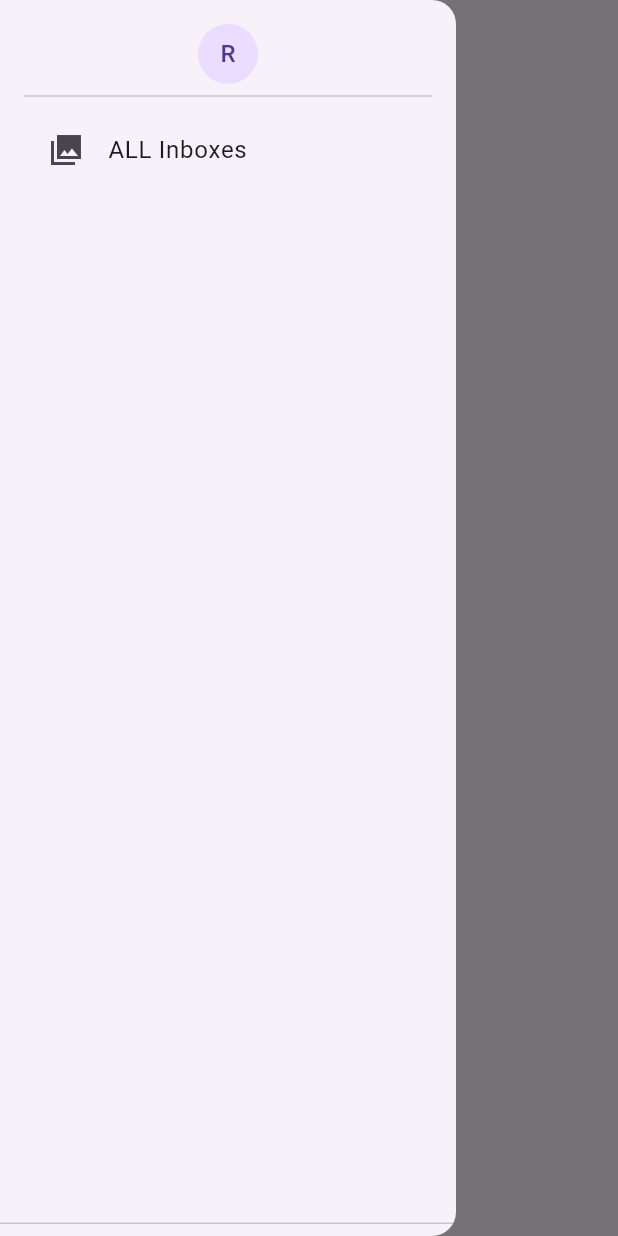
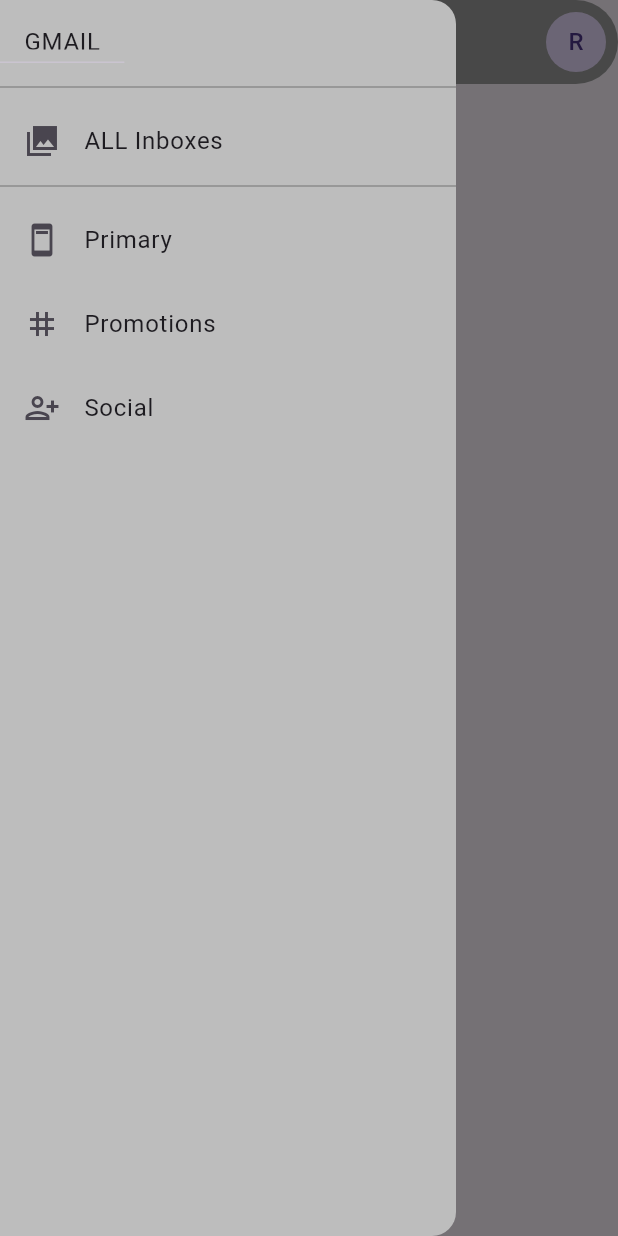
Before and after one commit to RathulVT/flutter, a Flutter app: the screen it shows after launch, with the side drawer open, on a phone screen of 412 x 824 dp. Run offline on Flutter 3.47's test engine with Material 2 defaults, Android fonts, the phone set to English and light mode, and no system bars; our stand-ins replace curved_navigation_bar; missing offline and left inert: dart:ffi.

Commit message:
gmail update

```diff
--- /dev/null
+++ b/lib/Gmail/Gmailpage.dart
@@ -0,0 +1,73 @@
+import 'package:flutter/material.dart';
+
+class gmailpagehome extends StatefulWidget {
+  const gmailpagehome({Key? key}) : super(key: key);
+
+  @override
+  State<gmailpagehome> createState() => _gmailpagehomeState();
+}
+
+class _gmailpagehomeState extends State<gmailpagehome> {
+  @override
+  Widget build(BuildContext context) {
+    return Scaffold(
+      drawer: Drawer(
+        backgroundColor: Colors.grey[400],
+        child: ListView(
+          children: const [
+            Column(
+              crossAxisAlignment: CrossAxisAlignment.start,
+              children: [
+                SizedBox(
+                  child: DrawerHeader(
+                    child: Text("GMAIL"),
+                  ),
+                  height: 50,
+                ),
+                Divider(
+                  color: Colors.black26,
+                ),
+                SizedBox(
+                  child: ListTile(
+                    leading: Icon(Icons.photo_library_sharp),
+                    title: Text("ALL Inboxes"),
+                  ),
+                  height: 50,
+                ),
+                Divider(
+                  color: Colors.black26,
+                ),
+                ListTile(
+                  leading: Icon(Icons.ad_units),
+                  title: Text("Primary"),
+                ),
+                ListTile(
+                  leading: Icon(Icons.tag_sharp),
+                  title: Text("Promotions"),
+                ),
+                ListTile(
+                  leading: Icon(Icons.person_add_alt),
+                  title: Text("Social"),
+                ),
+              ],
+            ),
+          ],
+        ),
+      ),
+      appBar: AppBar(
+        backgroundColor: Colors.grey,
+        shape: RoundedRectangleBorder(
+          borderRadius: BorderRadius.circular(30),
+        ),
+        actions:  const [
+          Padding(
+           padding: EdgeInsets.all(8.0),
+           child: CircleAvatar(
+             child: Text("R"),
+           ),
+          ),
+       ],
+      ),
+    );
+  }
+}
--- a/lib/login_page/Gmail/Gmailpage.dart
+++ /dev/null
@@ -1,29 +0,0 @@
-import 'package:flutter/material.dart';
-
-class Gmailpage extends StatefulWidget {
-  const Gmailpage({Key? key}) : super(key: key);
-
-  @override
-  State<Gmailpage> createState() => _GmailpageState();
-}
-
-class _GmailpageState extends State<Gmailpage> {
-  @override
-  Widget build(BuildContext context) {
-    return Scaffold(
-      drawer: Drawer(
-
-        child: DrawerHeader(
-            child: ListView(children: [
-          CircleAvatar(
-            child: Text("R"),),
-              Divider(),
-              ListTile(
-                leading: Icon(Icons.photo_library_sharp),title: Text("ALL Inboxes"),
-              )
-        ])),
-      ),
-      appBar: AppBar(),
-    );
-  }
-}
--- a/lib/main.dart
+++ b/lib/main.dart
@@ -6,7 +6,9 @@ import 'package:flutter/material.dart';
 import 'package:untitled/radio_button.dart';
 import 'package:untitled/whatsapp_frontpage.dart';
 
+
 import 'FormField.dart';
+import 'Gmail/Gmailpage.dart';
 import 'NavgationButton.dart';
 import 'Telegram_Ui/Telegram_ui.dart';
 import 'Telegram_ui.dart';
@@ -23,7 +25,9 @@ import 'form.dart';
 // import 'listviewTask.dart';
 import 'Listviewbuilder.dart';
 import 'homepage.dart';
-import 'login_page/Gmail/Gmailpage.dart';
+
+
+
 
 void main(){
 
@@ -42,7 +46,7 @@ class MyApp extends StatelessWidget {
 
       ),
 
-      home: Gmailpage(),
+      home: gmailpagehome(),
 
     );
   }
```
